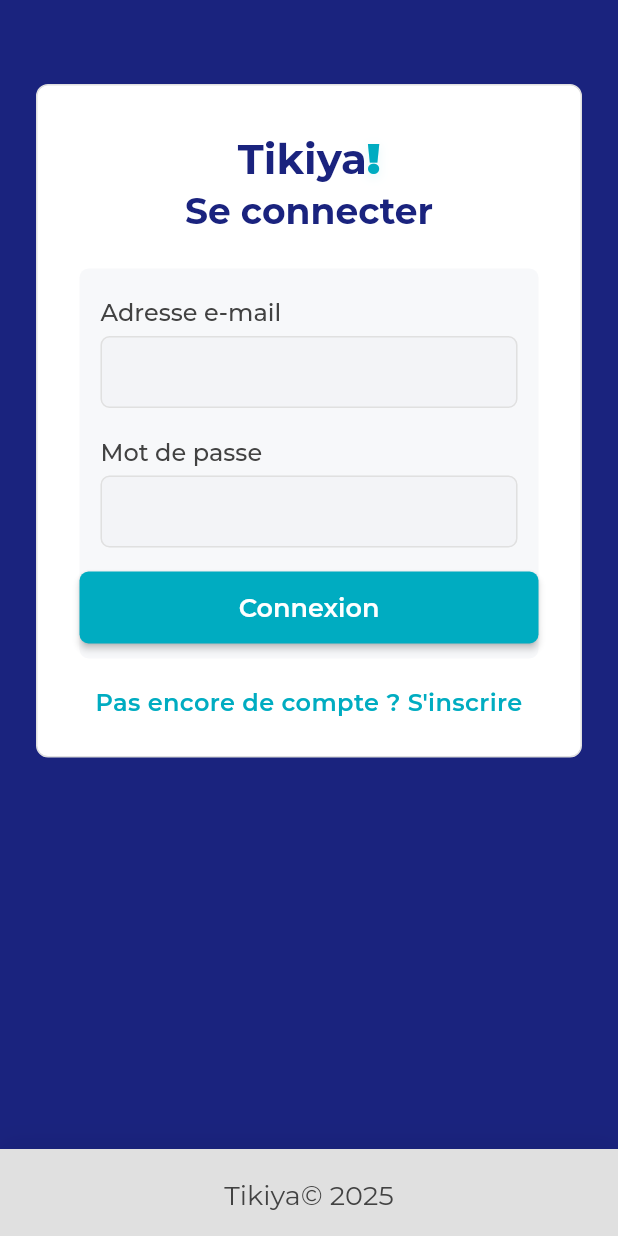
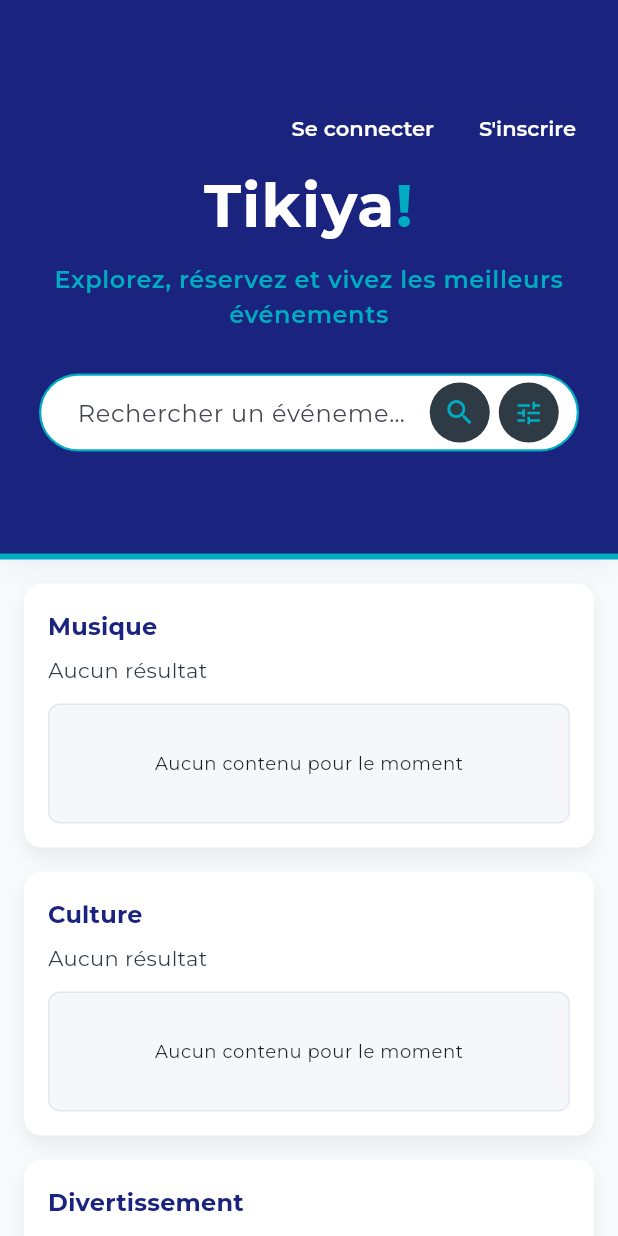
Before and after one commit to RayanDZ04/Tikiya, a Flutter app: the screen it shows after launch, on a phone screen of 412 x 824 dp. Run offline on Flutter 3.47's test engine with Material 3 defaults, Android fonts, the phone set to English and light mode, and no system bars; our stand-ins replace google_fonts.

```diff
--- a/App_mobile/lib/main.dart
+++ b/App_mobile/lib/main.dart
@@ -1,12 +1,12 @@
 import 'package:flutter/material.dart';
+import 'package:flutter/services.dart';
+import 'package:google_fonts/google_fonts.dart';
+import 'screens/home_screen.dart';
 import 'screens/login_screen.dart';
 import 'screens/register_screen.dart';
-import 'package:flutter/services.dart';
-import 'package:google_fonts/google_fonts.dart';
 
 void main() {
-  // Barre de statut solide (bleu) et icônes claires
-  const Color statusBarColor = Color(0xFF1A237E);
+  const Color statusBarColor = Color(0xFF0D47A1);
   SystemChrome.setSystemUIOverlayStyle(const SystemUiOverlayStyle(
     statusBarColor: statusBarColor,
     statusBarIconBrightness: Brightness.light,
@@ -22,18 +22,29 @@
 
   @override
   Widget build(BuildContext context) {
+    final baseTheme = ThemeData(
+      primaryColor: const Color(0xFF0D47A1),
+      colorScheme: ColorScheme.fromSeed(seedColor: const Color(0xFF0D47A1)),
+      scaffoldBackgroundColor: const Color(0xFF0D47A1),
+      textTheme: GoogleFonts.montserratTextTheme(),
+    );
+
     return MaterialApp(
-      title: 'App_mobile',
-      theme: ThemeData(
-        colorScheme: ColorScheme.fromSeed(seedColor: const Color(0xFF00ACC1)),
-        useMaterial3: true,
-        textTheme: GoogleFonts.montserratTextTheme(Theme.of(context).textTheme),
+      debugShowCheckedModeBanner: false,
+      title: 'Tikiya',
+      theme: baseTheme.copyWith(
+        appBarTheme: const AppBarTheme(
+          backgroundColor: Color(0xFF0D47A1),
+          foregroundColor: Colors.white,
+          elevation: 0,
+        ),
       ),
+      initialRoute: '/',
       routes: {
-        '/login': (_) => const LoginScreen(),
-        '/register': (_) => const RegisterScreen(),
+        '/': (context) => const HomeScreen(),
+        '/login': (context) => const LoginScreen(),
+        '/register': (context) => const RegisterScreen(),
       },
-      home: const LoginScreen(),
     );
   }
 }
--- /dev/null
+++ b/App_mobile/lib/screens/home_screen.dart
@@ -0,0 +1,292 @@
+import 'package:flutter/material.dart';
+import 'package:google_fonts/google_fonts.dart';
+import '_placeholders.dart';
+import '../services/session_store.dart';
+
+class HomeScreen extends StatefulWidget {
+  const HomeScreen({super.key});
+
+  @override
+  State<HomeScreen> createState() => _HomeScreenState();
+}
+
+class _HomeScreenState extends State<HomeScreen> {
+  bool _filtersOpen = false;
+
+  @override
+  Widget build(BuildContext context) {
+    const Color bleuProfond = Color(0xFF1A237E);
+    const Color bleuCyan = Color(0xFF00ACC1);
+    const Color grisClair = Color(0xFFF5F7FA);
+    const Color blanc = Colors.white;
+    const Color grisFonce = Color(0xFF2E3A44);
+    final textTheme = Theme.of(context).textTheme;
+
+    Widget sectionCard({required String title, required String subtitle}) {
+      return Container(
+        padding: const EdgeInsets.all(16),
+        decoration: BoxDecoration(
+          color: blanc,
+          borderRadius: BorderRadius.circular(12),
+          boxShadow: const [
+            BoxShadow(color: Color(0x12000000), blurRadius: 10, offset: Offset(0, 6)),
+          ],
+        ),
+        child: Column(
+          crossAxisAlignment: CrossAxisAlignment.start,
+          children: [
+            Text(title, style: textTheme.titleMedium?.copyWith(fontWeight: FontWeight.w700, color: bleuProfond)),
+            const SizedBox(height: 8),
+            Text(subtitle, style: textTheme.bodyMedium?.copyWith(color: grisFonce)),
+            const SizedBox(height: 12),
+            Container(
+              height: 80,
+              decoration: BoxDecoration(
+                color: grisClair,
+                borderRadius: BorderRadius.circular(8),
+                border: Border.all(color: const Color(0xFFE3E8EF)),
+              ),
+              alignment: Alignment.center,
+              child: Text('Aucun contenu pour le moment', style: textTheme.bodySmall),
+            ),
+          ],
+        ),
+      );
+    }
+
+    return Scaffold(
+      backgroundColor: const Color(0xFFF8FAFC),
+      body: SingleChildScrollView(
+        child: Column(
+          children: [
+            // Header full-width
+            Container(
+              decoration: BoxDecoration(
+                color: bleuProfond,
+                boxShadow: const [BoxShadow(color: Color(0x121A237E), blurRadius: 16, offset: Offset(0, 2))],
+                border: const Border(bottom: BorderSide(color: bleuCyan, width: 4)),
+              ),
+              padding: const EdgeInsets.only(top: 76, bottom: 56),
+              child: Stack(
+                children: [
+                  // Top-right auth area (white, no bubble)
+                  Positioned(
+                    right: 16,
+                    top: -15,
+                    child: ValueListenableBuilder<UserSession?>(
+                      valueListenable: SessionStore.I.session,
+                      builder: (context, session, _) {
+                        if (session == null) {
+                          return Row(
+                            mainAxisSize: MainAxisSize.min,
+                            children: [
+                              TextButton(
+                                onPressed: () => Navigator.pushNamed(context, '/login'),
+                                style: TextButton.styleFrom(
+                                  foregroundColor: blanc,
+                                  textStyle: GoogleFonts.montserrat(fontWeight: FontWeight.w600),
+                                ),
+                                child: const Text('Se connecter'),
+                              ),
+                              const SizedBox(width: 6),
+                              TextButton(
+                                onPressed: () => Navigator.pushNamed(context, '/register'),
+                                style: TextButton.styleFrom(
+                                  foregroundColor: blanc,
+                                  textStyle: GoogleFonts.montserrat(fontWeight: FontWeight.w600),
+                                ),
+                                child: const Text("S'inscrire"),
+                              ),
+                            ],
+                          );
+                        }
+                        final display = (session.username?.isNotEmpty ?? false)
+                          ? session.username!
+                          : ((session.email ?? '').split('@').first);
+                        return Row(
+                          mainAxisSize: MainAxisSize.min,
+                          children: [
+                            Text(
+                              display,
+                              style: GoogleFonts.montserrat(
+                                fontSize: Theme.of(context).textTheme.bodyMedium?.fontSize ?? 16,
+                                fontWeight: FontWeight.w600,
+                                color: blanc,
+                              ),
+                            ),
+                            IconButton(
+                              onPressed: () => SessionStore.I.clear(),
+                              icon: const Icon(Icons.logout, size: 18, color: blanc),
+                              tooltip: 'Se déconnecter',
+                            ),
+                          ],
+                        );
+                      },
+                    ),
+                  ),
+                  // Centered title + search + filters toggle
+                  Align(
+                    alignment: Alignment.topCenter,
+                    child: Column(
+                      mainAxisSize: MainAxisSize.min,
+                      crossAxisAlignment: CrossAxisAlignment.center,
+                      children: [
+                        const SizedBox(height: 32),
+                        Text.rich(
+                          TextSpan(
+                            children: [
+                              TextSpan(
+                                text: 'Tikiya',
+                                style: GoogleFonts.montserrat(
+                                  fontSize: 40,
+                                  fontWeight: FontWeight.w700,
+                                  color: blanc,
+                                  letterSpacing: 0.8,
+                                ),
+                              ),
+                              TextSpan(
+                                text: '!',
+                                style: GoogleFonts.montserrat(
+                                  fontSize: 40,
+                                  fontWeight: FontWeight.w700,
+                                  color: const Color(0xFF00ACC1),
+                                  letterSpacing: 0.8,
+                                ),
+                              ),
+                            ],
+                          ),
+                          textAlign: TextAlign.center,
+                        ),
+                        const SizedBox(height: 10),
+                        Text(
+                          'Explorez, réservez et vivez les meilleurs événements',
+                          style: GoogleFonts.montserrat(
+                            fontSize: 16,
+                            fontWeight: FontWeight.w600,
+                            color: const Color(0xFF00ACC1),
+                            letterSpacing: 0.4,
+                          ),
+                          textAlign: TextAlign.center,
+                        ),
+                        // Search bar (shorter width)
+                        Container(
+                          margin: const EdgeInsets.fromLTRB(16, 28, 16, 0),
+                          constraints: const BoxConstraints(maxWidth: 360),
+                          padding: const EdgeInsets.symmetric(horizontal: 12),
+                          height: 52,
+                          decoration: BoxDecoration(
+                            color: blanc,
+                            borderRadius: BorderRadius.circular(32),
+                            border: Border.all(color: bleuCyan, width: 1.5),
+                            boxShadow: const [BoxShadow(color: Color(0x141A237E), blurRadius: 12, offset: Offset(0, 2))],
+                          ),
+                          child: Row(
+                            children: [
+                              const Expanded(
+                                child: TextField(
+                                  style: TextStyle(fontSize: 16, height: 1.0),
+                                  decoration: InputDecoration(
+                                    isDense: true,
+                                    contentPadding: EdgeInsets.symmetric(horizontal: 12),
+                                    border: InputBorder.none,
+                                    hintText: 'Rechercher un événement...',
+                                  ),
+                                ),
+                              ),
+                              Container(
+                                width: 40,
+                                height: 40,
+                                decoration: const BoxDecoration(color: grisFonce, shape: BoxShape.circle),
+                                alignment: Alignment.center,
+                                child: const Icon(Icons.search, size: 22, color: bleuCyan),
+                              ),
+                              const SizedBox(width: 6),
+                              InkWell(
+                                onTap: () => setState(() => _filtersOpen = !_filtersOpen),
+                                borderRadius: BorderRadius.circular(20),
+                                child: Container(
+                                  width: 40,
+                                  height: 40,
+                                  decoration: const BoxDecoration(color: grisFonce, shape: BoxShape.circle),
+                                  alignment: Alignment.center,
+                                  child: const Icon(Icons.tune, size: 20, color: bleuCyan),
+                                ),
+                              ),
+                            ],
+                          ),
+                        ),
+                        const SizedBox(height: 12),
+                        // Filters only when toggled
+                        if (_filtersOpen)
+                          Container(
+                            decoration: BoxDecoration(
+                              color: const Color(0xFFFDFDFE),
+                              borderRadius: BorderRadius.circular(12),
+                              border: Border.all(color: const Color(0xFFE3E8EF)),
+                            ),
+                            padding: const EdgeInsets.all(12),
+                            child: Column(
+                              crossAxisAlignment: CrossAxisAlignment.start,
+                              children: const [
+                                Wrap(spacing: 16, runSpacing: 8, children: [
+                                  FilterChipPlaceholder(label: 'Musique'),
+                                  FilterChipPlaceholder(label: 'Culture'),
+                                  FilterChipPlaceholder(label: 'Divertissement'),
+                                ]),
+                                SizedBox(height: 12),
+                                Row(children: [
+                                  Expanded(child: LabeledInput(label: 'Ville', hint: 'Ex: Paris')),
+                                  SizedBox(width: 12),
+                                  Expanded(child: LabeledInput(label: 'Date', hint: 'Choisir une date')),
+                                ]),
+                              ],
+                            ),
+                          ),
+                      ],
+                    ),
+                  ),
+                ],
+              ),
+            ),
+            const SizedBox(height: 16),
+            // Main content centered with max width
+            Padding(
+              padding: const EdgeInsets.symmetric(horizontal: 16),
+              child: Center(
+                child: ConstrainedBox(
+                  constraints: const BoxConstraints(maxWidth: 900),
+                  child: LayoutBuilder(
+                    builder: (context, constraints) {
+                      final isWide = constraints.maxWidth > 700;
+                      final children = <Widget>[
+                        sectionCard(title: 'Musique', subtitle: 'Aucun résultat'),
+                        sectionCard(title: 'Culture', subtitle: 'Aucun résultat'),
+                        sectionCard(title: 'Divertissement', subtitle: 'Aucun résultat'),
+                        sectionCard(title: 'Populaire', subtitle: 'Aucun résultat'),
+                      ];
+                      if (isWide) {
+                        return GridView.count(
+                          crossAxisCount: 2,
+                          mainAxisSpacing: 16,
+                          crossAxisSpacing: 16,
+                          shrinkWrap: true,
+                          physics: const NeverScrollableScrollPhysics(),
+                          children: children,
+                        );
+                      }
+                      return Column(
+                        children: [
+                          for (final c in children) ...[c, const SizedBox(height: 16)],
+                        ],
+                      );
+                    },
+                  ),
+                ),
+              ),
+            ),
+          ],
+        ),
+      ),
+    );
+  }
+}
--- /dev/null
+++ b/App_mobile/lib/services/session_store.dart
@@ -0,0 +1,29 @@
+import 'package:flutter/foundation.dart';
+
+class UserSession {
+  final String id;
+  final String email;
+  final String? username;
+  final String? role;
+  final String accessToken;
+  final String? refreshToken;
+
+  const UserSession({
+    required this.id,
+    required this.email,
+    this.username,
+    this.role,
+    required this.accessToken,
+    this.refreshToken,
+  });
+}
+
+class SessionStore {
+  static final SessionStore I = SessionStore._();
+  SessionStore._();
+
+  final ValueNotifier<UserSession?> session = ValueNotifier<UserSession?>(null);
+
+  void setSession(UserSession? s) => session.value = s;
+  void clear() => session.value = null;
+}
--- a/App_mobile/pubspec.yaml
+++ b/App_mobile/pubspec.yaml
@@ -35,6 +35,7 @@
   # Use with the CupertinoIcons class for iOS style icons.
   cupertino_icons: ^1.0.8
   google_fonts: ^6.2.1
+  http: ^1.0.0
 
 dev_dependencies:
   flutter_test:
```
Also changed, not shown: App_mobile/lib/screens/_placeholders.dart (added, +40 -0 lines), App_mobile/lib/screens/login_screen.dart (+19 -4 lines), App_mobile/lib/screens/register_screen.dart (+25 -13 lines), App_mobile/lib/services/auth_service.dart (added, +63 -0 lines).
